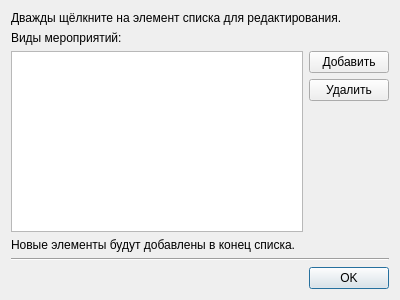
Old version of the form app/ui/dialogs/events_type_manager.ui in the repository NTO-2nd-stage-ABP/ccms.
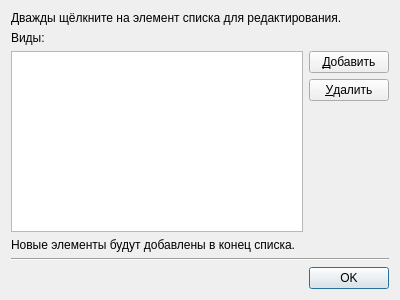
New version of the form.

Commit message: Implement generic type manager

Patch:
```diff
--- a/app/ui/dialogs/events_type_manager.ui
+++ b/app/ui/dialogs/events_type_manager.ui
@@ -27,7 +27,7 @@
    <item>
     <widget class="QLabel" name="label_2">
      <property name="text">
-      <string>Виды мероприятий:</string>
+      <string>Виды:</string>
      </property>
     </widget>
    </item>
@@ -41,14 +41,20 @@
        <item>
         <widget class="QPushButton" name="addButton">
          <property name="text">
-          <string>Добавить</string>
+          <string>&amp;Добавить</string>
+         </property>
+         <property name="shortcut">
+          <string>Ctrl+N</string>
          </property>
         </widget>
        </item>
        <item>
         <widget class="QPushButton" name="delButton">
          <property name="text">
-          <string>Удалить</string>
+          <string>&amp;Удалить</string>
+         </property>
+         <property name="shortcut">
+          <string>Del</string>
          </property>
         </widget>
        </item>
```
Left out of the diff: 8 changed lines with no effect on the pictures. The commit also changes 5 other files.
